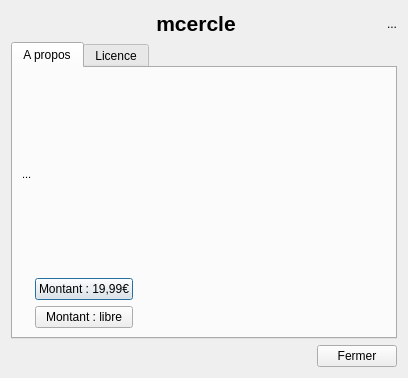
Before: the Qt Designer form src/about.ui in cfdev/mcercle, drawn with Qt 5.
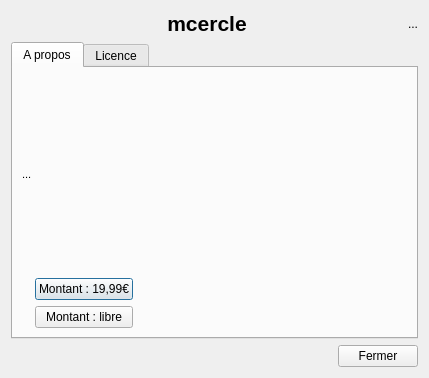
After: the same form once the commit is applied. Icons and pictures are not drawn.

Commit message: Correction html

What changed in the file:
```diff
--- a/src/about.ui
+++ b/src/about.ui
@@ -6,7 +6,7 @@
    <rect>
     <x>0</x>
     <y>0</y>
-    <width>408</width>
+    <width>429</width>
     <height>378</height>
    </rect>
   </property>
```
The commit also changes 1 other file.
